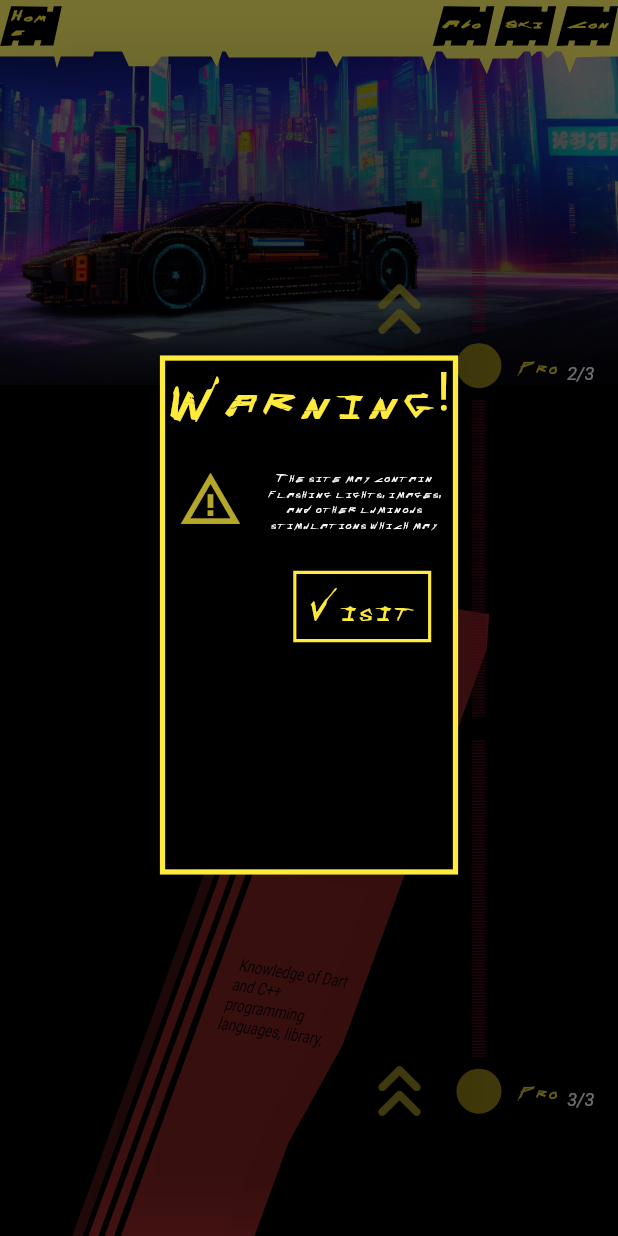
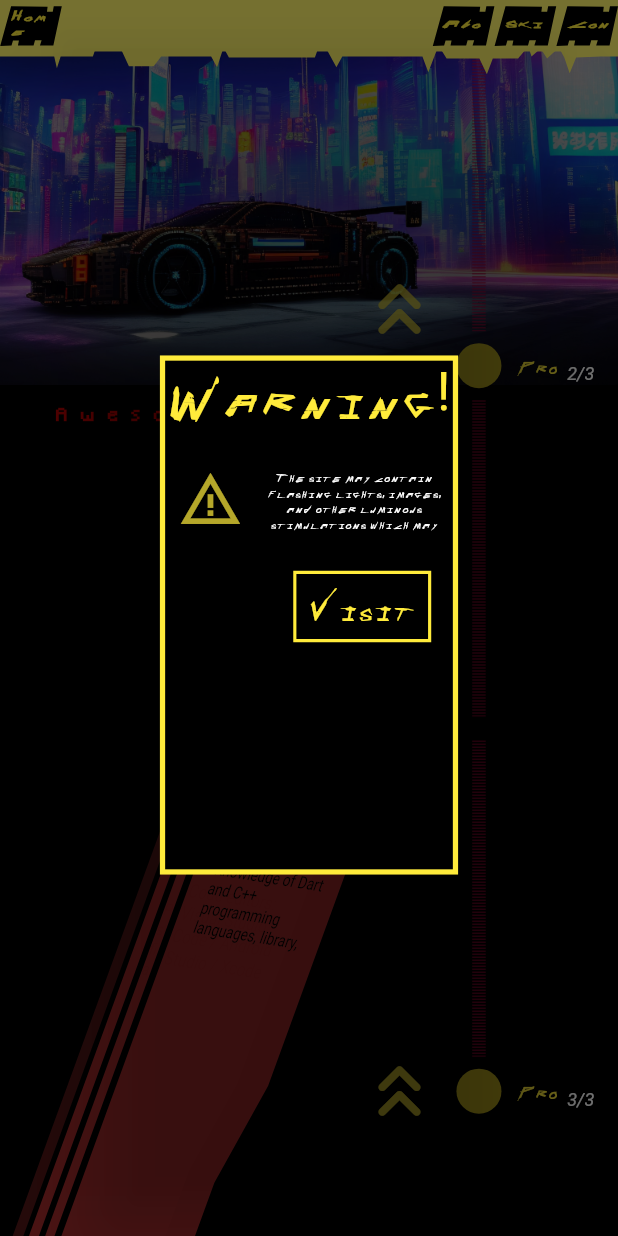
Before and after one commit to YuunOoO/cyberpunk_vibe, a Flutter app: the screen it shows after launch, scrolled down 1728 dp, on a phone screen of 412 x 824 dp. Run offline on Flutter 3.47's test engine with Material 2 defaults, Android fonts, the light colour scheme and no system bars; drawn by our look-alikes of auto_size_text, card_swiper, timelines; our stand-ins replace audioplayers, font_awesome_flutter, rive; missing offline and left inert: fancy_cursor, glitcheffect, mailto, web_smooth_scroll.

Commit message:
item 3d v4

```diff
--- a/lib/helper/item_3d_icon.dart
+++ b/lib/helper/item_3d_icon.dart
@@ -1,34 +1,34 @@
 import 'package:flutter/material.dart';
 import 'package:font_awesome_flutter/font_awesome_flutter.dart';
 
-Widget getIcon(int index) {
+Widget getIcon(int index, double screenWidth) {
   if (index == 0) {
-    return const FlutterLogo(
-      size: 140,
+    return FlutterLogo(
+      size: screenWidth / 10,
     );
   } else if (index == 1) {
-    return const Icon(
+    return Icon(
       FontAwesomeIcons.gitAlt,
       color: Colors.black,
-      size: 160,
+      size: screenWidth / 10,
     );
   } else if (index == 2) {
-    return const Icon(
+    return Icon(
       FontAwesomeIcons.gears,
       color: Colors.black,
-      size: 160,
+      size: screenWidth / 10,
     );
   } else if (index == 3) {
-    return const Icon(
+    return Icon(
       FontAwesomeIcons.screwdriverWrench,
       color: Colors.black,
-      size: 160,
+      size: screenWidth / 10,
     );
   } else {
-    return const Icon(
+    return Icon(
       FontAwesomeIcons.computer,
       color: Colors.black,
-      size: 160,
+      size: screenWidth / 10,
     );
   }
 }
--- a/lib/pages/home_page.dart
+++ b/lib/pages/home_page.dart
@@ -753,6 +753,8 @@ class _HomePageState extends State<HomePage> {
                       SizedBox(
                         height: screenHeight * .2,
                       ),
+                      Stack(
+                        children: [
                           Container(
                             key: keySkill2,
                             child: Opacity(
@@ -765,7 +767,29 @@ class _HomePageState extends State<HomePage> {
                               ),
                             ),
                           ),
-                      Transform(
+                          Container(
+                            width: screenWidth * .7,
+                            padding: EdgeInsets.only(
+                                top: screenHeight * .35,
+                                left: screenWidth * .08),
+                            child: const AutoSizeText(
+                              "Awesome UI/UX responsible design",
+                              maxLines: 1,
+                              style: TextStyle(
+                                  color: Color.fromARGB(249, 189, 0, 0),
+                                  letterSpacing: 9,
+                                  fontFamily: "Minecraft",
+                                  fontWeight: FontWeight.bold,
+                                  fontSize: 70),
+                            ),
+                          )
+                        ],
+                      ),
+                      Container(
+                        alignment: Alignment.centerLeft,
+                        margin: EdgeInsets.only(
+                            left: screenWidth * .08, bottom: screenHeight * .2),
+                        child: Transform(
                           alignment: FractionalOffset.center,
                           transform: Matrix4.identity()
                             ..setEntry(0, 1, 0)
@@ -778,6 +802,9 @@ class _HomePageState extends State<HomePage> {
                             height: screenHeight * .8,
                             width: screenWidth * .6,
                             child: Swiper(
+                              onIndexChanged: (value) {
+                                player.play('assets/sounds/click.mp3');
+                              },
                               itemBuilder: (BuildContext context, int index) {
                                 print("index: $index");
                                 return Stack(
@@ -807,13 +834,15 @@ class _HomePageState extends State<HomePage> {
                                                   right: screenWidth * .05,
                                                   top: screenHeight * .03,
                                                   bottom: screenHeight * .1),
-                                            child: getIcon(index)),
+                                              child:
+                                                  getIcon(index, screenWidth)),
                                           AutoSizeText(
                                             getText(index),
                                             maxLines: 4,
                                             style: const TextStyle(
                                               fontSize: 50,
-                                            color: Color.fromARGB(255, 0, 0, 0),
+                                              color:
+                                                  Color.fromARGB(255, 0, 0, 0),
                                             ),
                                           ),
                                         ],
@@ -825,6 +854,7 @@ class _HomePageState extends State<HomePage> {
                               itemCount: 5,
                               itemWidth: screenWidth * .4,
                               layout: SwiperLayout.STACK,
+                            ),
                           ),
                         ),
                       ),
```
Lines whose indentation alone changed are shown as unchanged.
